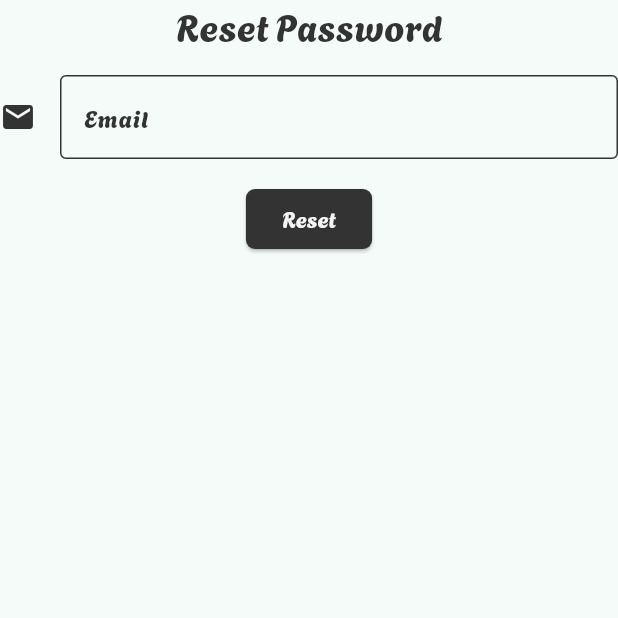
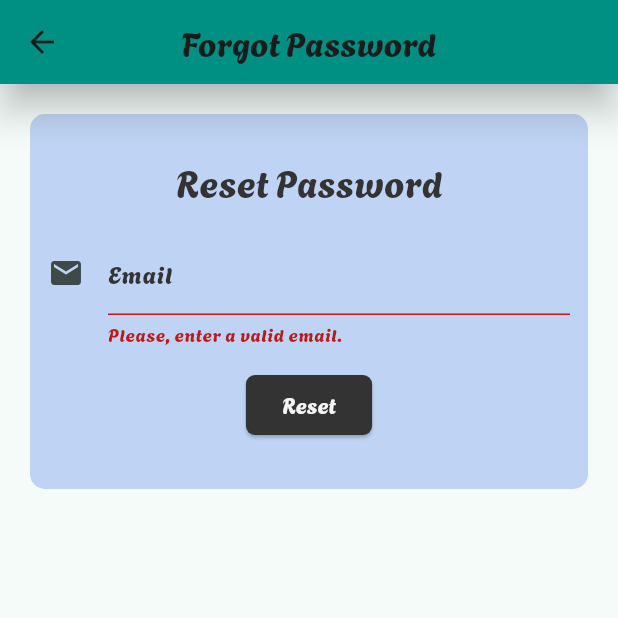
Before and after one commit to cdany840/AppointmentApp, a Flutter app: the ForgotPassScreen screen opened by its route, after a tap on "Reset", on a phone screen of 412 x 824 dp, the top half of it. Run offline on Flutter 3.47's test engine with Material 2 defaults, Android fonts, the phone set to English and light mode, and no system bars; our stand-ins replace cloud_firestore, concentric_transition, firebase_auth, firebase_core, fluttertoast, font_awesome_flutter and 4 more; missing offline and left inert: dart:ffi; accounts and stored records are empty.

Commit message:
Form design (Login, Register, Password) V1.1

```diff
--- a/lib/config/helpers/shared/regex.dart
+++ b/lib/config/helpers/shared/regex.dart
@@ -13,7 +13,7 @@ extension Redex on String {
   }
 
   bool get isValidPassword{
-    final passwordRegExp = RegExp(r'^(?=.*?[A-Z])(?=.*?[a-z])(?=.*?[0-9])(?=.*?[!@#\><*~]).{8,}/pre>');
+    final passwordRegExp = RegExp(r'^(?=.*[a-zA-Z0-9])[a-zA-Z0-9]{9,}$');
     return passwordRegExp.hasMatch(this);
   }
 
--- a/lib/main.dart
+++ b/lib/main.dart
@@ -3,6 +3,7 @@ import 'package:appointment_app/infrastructure/routes.dart';
 import 'package:appointment_app/infrastructure/shared_preferences.dart';
 import 'package:appointment_app/presentation/providers/form/form_provider.dart';
 import 'package:appointment_app/presentation/screens/home/home_screen.dart';
+import 'package:appointment_app/presentation/screens/login/login_screen.dart';
 import 'package:flutter/material.dart';
 import 'package:provider/provider.dart';
 
@@ -44,7 +45,7 @@ class MyApp extends StatelessWidget {
         title: 'AppointmentApp',
         theme: AppTheme( selectedColor: 2, fontFamily: 'Agbalumo' ).theme( Brightness.light ),
         darkTheme: AppTheme( selectedColor: 2 ).theme( Brightness.dark ),
-        home: const HomeScreen(),
+        home: const LoginScreen(),
         // home: Preferences.prefsSession.getBool('session') ?? false
         //         ? const HomeScreen() // * True
         //         : const LoginScreen(), // * False
--- a/lib/presentation/providers/form/form_provider.dart
+++ b/lib/presentation/providers/form/form_provider.dart
@@ -12,7 +12,7 @@ class ProviderDropdown extends ChangeNotifier {
 }
 
 class ProviderInputTime extends ChangeNotifier {
-  TimeOfDay _selectedTime = const TimeOfDay(hour: 0, minute: 10);
+  TimeOfDay _selectedTime = const TimeOfDay( hour: 0, minute: 10 );
 
   TimeOfDay get selectedTime => _selectedTime;
 
--- a/lib/presentation/screens/login/forgot_pass_screen.dart
+++ b/lib/presentation/screens/login/forgot_pass_screen.dart
@@ -1,4 +1,7 @@
+import 'dart:ffi';
+
 import 'package:appointment_app/config/helpers/login/auth_status.dart';
+import 'package:appointment_app/config/helpers/shared/regex.dart';
 import 'package:appointment_app/presentation/widgets/custom/style_widgets.dart';
 import 'package:firebase_auth/firebase_auth.dart';
 import 'package:flutter/material.dart';
@@ -11,6 +14,7 @@ class ForgotPassScreen extends StatefulWidget {
 }
 
 class _ForgotPassScreenState extends State<ForgotPassScreen> {
+  final _formKey = GlobalKey<FormState>();
   final _auth = FirebaseAuth.instance;
   AuthStatus _status = AuthStatus.unknown;
   final TextEditingController _emailController = TextEditingController();
@@ -26,28 +30,57 @@ class _ForgotPassScreenState extends State<ForgotPassScreen> {
   @override
   Widget build(BuildContext context) {
     return Scaffold(
-      body: Column(
+      appBar: AppBar(
+        title: const Text('Forgot Password'),
+        centerTitle: true,
+      ),
+      body: Container(
+        margin: const EdgeInsets.all(20),
+        height: 250,
+        decoration: BoxDecoration(
+          borderRadius: BorderRadius.circular(10),
+          color: const Color.fromARGB(255, 191, 211, 244)
+        ),
+        child: Padding(
+          padding: const EdgeInsets.all(12.0),
+          child: Form(
+            key: _formKey,
+            child: Column(
               children: [
+                const SizedBox( height: 16 ),
                 const Text('Reset Password',
                       style: TextStyle(
                         color: Color.fromARGB(255, 51, 51, 51),
                         fontSize: 24),
                       ),
                 const SizedBox( height: 16 ),
-          StyleTextField(
+                StyleTextFormField(
+                  labelText: 'Email',
+                  hintText: 'example@mail.com',
+                  icon: Icons.email,
                   controller: _emailController,
-            labelText: 'Email',
-            icon: Icons.email
+                  keyboardType: TextInputType.emailAddress,
+                  validator: (val) {
+                    if (!val!.isValidEmail || val.isEmpty) {
+                      return 'Please, enter a valid email.';
+                    }
+                    return null;
+                  }
                 ),
                 const SizedBox( height: 16 ),
                 StyleElevatedButton(
                   text: 'Reset',
                   onPressed: () async {
+                    if (_formKey.currentState!.validate()) {
                       resetPassword(email: _emailController.text);
+                    }
                   },
                 ),
               ],
             ),
+          ),
+        ),
+      ),
     );
   }
 }
--- a/lib/presentation/screens/login/login_screen.dart
+++ b/lib/presentation/screens/login/login_screen.dart
@@ -35,7 +35,6 @@ class _LoginScreenState extends State<LoginScreen> {
               passController: passCont,
             ),
           ),
-
           const LoginIconsButtons(
             color: Color.fromARGB(255, 51, 51, 51),
           ),
--- a/lib/presentation/widgets/custom/style_widgets.dart
+++ b/lib/presentation/widgets/custom/style_widgets.dart
@@ -43,10 +43,11 @@ class StyleTextField extends StatelessWidget {
 
 // * Form Style ----------------------------------
 
-InputDecoration styleInputForm(String label, String? hint) {
+InputDecoration styleInputForm(String label, String? hint, IconData? icon) {
   return InputDecoration(
     labelText: label,
     hintText: hint,
+    icon: Icon(icon),
     labelStyle: const TextStyle(color: Color.fromARGB(255, 51, 51, 51)),
     enabledBorder: const OutlineInputBorder(
       borderSide: BorderSide(
@@ -67,6 +68,7 @@ class StyleTextFormField extends StatelessWidget {
     this.hintText,
     required this.labelText,
     required this.controller,
+    this.icon,
     this.keyboardType,
     this.inputFormatters,
     this.validator,
@@ -76,6 +78,7 @@ class StyleTextFormField extends StatelessWidget {
   final String? hintText;
   final String labelText;
   final int? maxLines;
+  final IconData? icon;
   final TextEditingController controller;
   final TextInputType? keyboardType;
   final List<TextInputFormatter>? inputFormatters;
@@ -90,7 +93,7 @@ class StyleTextFormField extends StatelessWidget {
       autovalidateMode: AutovalidateMode.onUserInteraction,
       inputFormatters: inputFormatters,
       validator: validator,
-      decoration: styleInputForm(labelText, hintText)
+      decoration: styleInputForm(labelText, hintText, icon)
     );
   }
 }
@@ -102,6 +105,7 @@ class StyleDropdownButtonFormField extends StatelessWidget {
     required this.labelText,
     required this.hintText,
     required this.onChange,
+    this.icon,
     this.validator,
     this.value,
   });
@@ -109,6 +113,7 @@ class StyleDropdownButtonFormField extends StatelessWidget {
   final String labelText;
   final String hintText;
   final String? value;
+  final IconData? icon;
   final List<String> items;
   final String? Function(String?)? validator;
   final ValueChanged<String?> onChange;
@@ -120,7 +125,7 @@ class StyleDropdownButtonFormField extends StatelessWidget {
       isExpanded: true,
       validator: validator,
       autovalidateMode: AutovalidateMode.onUserInteraction,
-      decoration: styleInputForm(labelText, hintText),
+      decoration: styleInputForm(labelText, hintText, icon),
       items: items.map((String items) {
         return DropdownMenuItem(
           value: items,
```
Also changed, not shown: lib/presentation/widgets/login/login_form.dart (+28 -15 lines), lib/presentation/widgets/login/register_form.dart (+28 -7 lines). Lines whose indentation alone changed are shown as unchanged.
